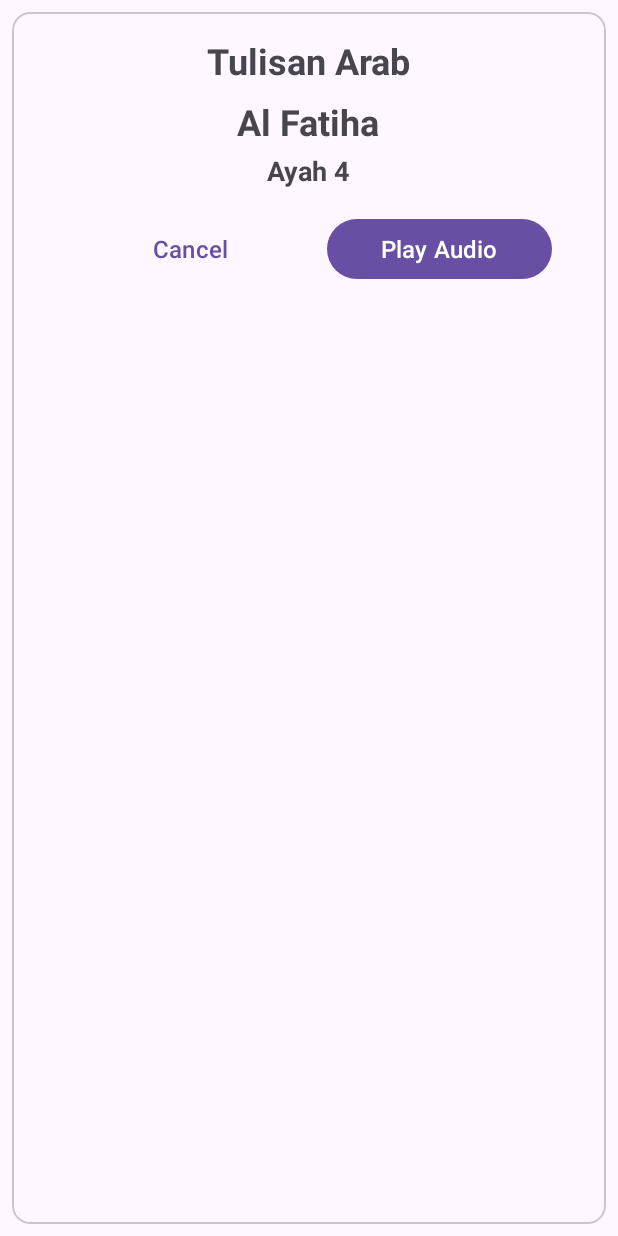
After one commit to Firrizq/bacaQuran, an Android app: the layout custom_view_alertdialog.xml on its own in the app's theme, with its tools: preview values and no code run, on a phone screen of 412 x 824 dp. The commit adds this screen. Run offline under Robolectric (Android 15) with nearby library versions, the phone set to English and light mode, and no system bars.

Commit message:
audio ayah

```diff
--- /dev/null
+++ b/app/src/main/res/drawable/rounded_corner.xml
@@ -0,0 +1,4 @@
+<?xml version="1.0" encoding="utf-8"?>
+<shape xmlns:android="http://schemas.android.com/apk/res/android">
+    <corners android:radius="20dp"/>
+</shape>
--- /dev/null
+++ b/app/src/main/res/layout/custom_view_alertdialog.xml
@@ -0,0 +1,68 @@
+<?xml version="1.0" encoding="utf-8"?>
+<com.google.android.material.card.MaterialCardView xmlns:android="http://schemas.android.com/apk/res/android"
+    android:layout_width="match_parent"
+    xmlns:tools="http://schemas.android.com/tools"
+    android:layout_margin="8dp"
+    android:layout_height="match_parent">
+
+    <LinearLayout
+        android:layout_width="match_parent"
+        android:layout_height="wrap_content"
+        android:gravity="center"
+        android:orientation="vertical">
+
+        <TextView
+            android:id="@+id/tv_dialog_name"
+            android:layout_width="wrap_content"
+            android:layout_height="wrap_content"
+            android:text="Tulisan Arab"
+            android:textSize="24sp"
+            android:layout_marginTop="16dp"
+            android:textStyle="bold"/>
+
+        <TextView
+            android:id="@+id/tv_dialog_surah"
+            android:layout_width="wrap_content"
+            android:layout_height="wrap_content"
+            android:text="Al Fatiha"
+            android:textSize="24sp"
+            android:textStyle="bold"
+            android:layout_marginTop="8dp" />
+
+        <TextView
+            android:id="@+id/tv_dialog_ayah"
+            android:layout_width="wrap_content"
+            android:layout_height="wrap_content"
+            android:textSize="18sp"
+            android:textStyle="bold"
+            android:text="Ayah 4"
+            android:layout_marginTop="4dp"/>
+
+        <LinearLayout
+            android:layout_width="match_parent"
+            android:layout_height="wrap_content"
+            android:layout_marginTop="16dp"
+            android:layout_marginBottom="16dp"
+            android:gravity="center"
+            android:orientation="horizontal">
+
+            <Button
+                android:id="@+id/btn_cancel"
+                android:layout_width="150dp"
+                android:layout_height="wrap_content"
+                android:text="@string/txt_btn_cancel"
+                android:layout_marginEnd="16dp"
+                android:textSize="16dp"
+                style="?android:attr/buttonBarButtonStyle" />
+
+            <Button
+                android:id="@+id/btn_play"
+                android:layout_width="150dp"
+                android:layout_height="wrap_content"
+                android:text="@string/txt_btn_play_audio"
+                android:textSize="16dp"
+                tools:ignore="ButtonStyle" />
+        </LinearLayout>
+    </LinearLayout>
+
+</com.google.android.material.card.MaterialCardView>
--- a/app/src/main/res/values/strings.xml
+++ b/app/src/main/res/values/strings.xml
@@ -5,4 +5,7 @@
     <string name="doa">Doa</string>
     <!-- TODO: Remove or change this placeholder text -->
     <string name="hello_blank_fragment">Hello blank fragment</string>
+    <string name="txt_btn_cancel">Cancel</string>
+    <string name="txt_btn_play_audio">Play Audio</string>
+    <string name="playing_audio">Playing Audio</string>
 </resources>
--- a/app/src/main/res/values/themes.xml
+++ b/app/src/main/res/values/themes.xml
@@ -6,4 +6,7 @@
     </style>
 
     <style name="Theme.BacaQuran" parent="Base.Theme.BacaQuran" />
+    <style name="CustomAlertDialog" parent="Theme.AppCompat.Light.Dialog.Alert">
+        <item name="android:windowBackground">@drawable/rounded_corner</item>
+    </style>
 </resources>
```
Also changed, not shown: app/src/main/java/com/firrizq/myapplication/adapter/SurahAdapter.kt (+12 -0 lines), app/src/main/java/com/firrizq/myapplication/presentation/Quran/DetailSurahActivity.kt (+54 -0 lines).
